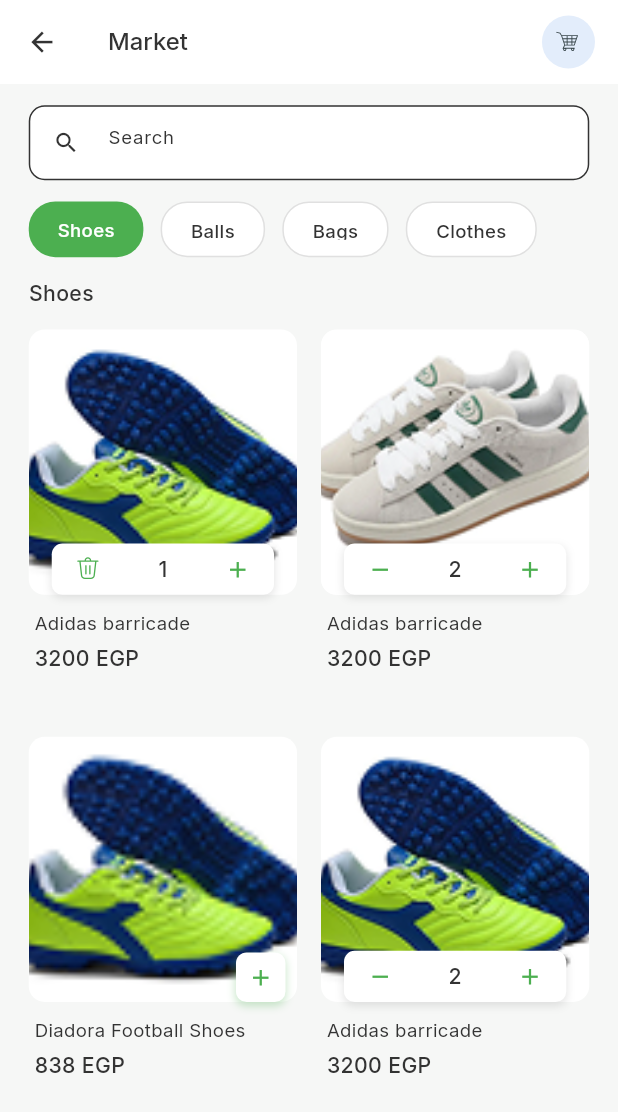
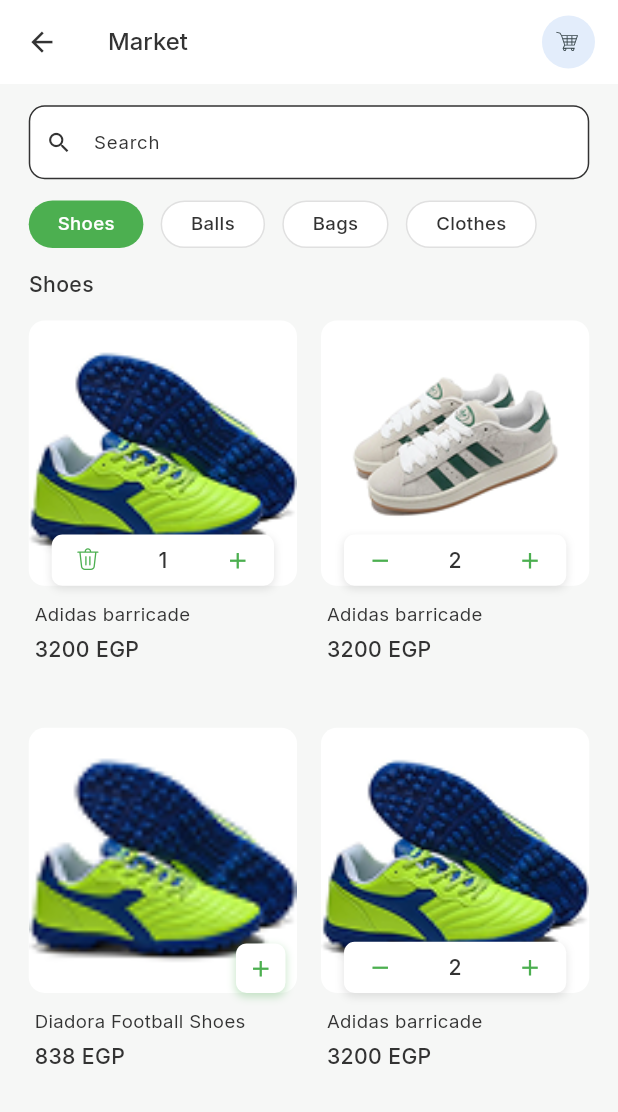
Before and after one commit to ibnRizk/sportofy, a Flutter app: the MarketView screen opened directly, on a phone screen of 412 x 824 dp. Shown: the top 1112 px of the screen. Run offline on Flutter 3.47's test engine with Material 3 defaults, Android fonts, the phone set to English and light mode, and no system bars; our stand-ins replace cached_network_image, connectivity_plus, country_picker, dartz, dio, equatable and 15 more; accounts and stored records are empty; project files that could hold a hidden picture were left out.

Commit message:
fix market issue

```diff
--- a/lib/features/market/presentation/views/market_view.dart
+++ b/lib/features/market/presentation/views/market_view.dart
@@ -175,18 +175,19 @@
                   hintStyle: TextStyles.regular14(
                     color: MyColors.darkGrayColor,
                   ),
-                  prefixIcon: Padding(
-                    padding: AppPadding.p12,
-                    child: Icon(
-                      Icons.search,
-                      size: AppDimens.iconSize20,
-                      color: MyColors.darkGrayColor,
-                    ),
+                  prefixIcon: Icon(
+                    Icons.search,
+                    size: AppDimens.iconSize20,
+                    color: MyColors.darkGrayColor,
+                  ),
+                  prefixIconConstraints: BoxConstraints(
+                    minWidth: AppDimens.w40,
+                    minHeight: AppDimens.h40,
                   ),
                   border: InputBorder.none,
                   contentPadding: EdgeInsets.symmetric(
                     horizontal: AppDimens.w16,
-                    vertical: AppDimens.h12,
+                    vertical: AppDimens.h16,
                   ),
                   isDense: true,
                 ),
@@ -197,7 +198,7 @@
 
           // Categories
           SizedBox(
-            height: 42.h,
+            height: 36.h,
             child: ListView.separated(
               scrollDirection: Axis.horizontal,
               padding: EdgeInsets.symmetric(
@@ -217,7 +218,7 @@
                     });
                   },
                   child: Container(
-                    padding: AppPadding.h20v12,
+                    padding: AppPadding.h20v4,
                     decoration: BoxDecoration(
                       color: isSelected
                           ? MyColors.greenButton
--- a/lib/features/market/presentation/widgets/market_product_card.dart
+++ b/lib/features/market/presentation/widgets/market_product_card.dart
@@ -54,7 +54,7 @@
                     imageUrl,
                     width: double.infinity,
                     height: 200.h,
-                    fit: BoxFit.cover,
+                    fit: BoxFit.contain,
                     errorBuilder:
                         (context, error, stackTrace) {
                           return Container(
```
